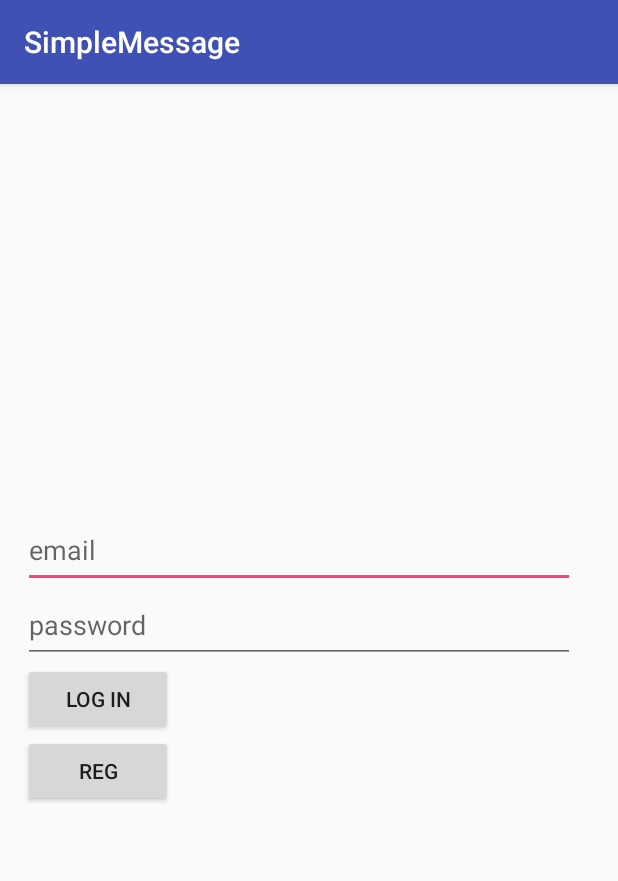
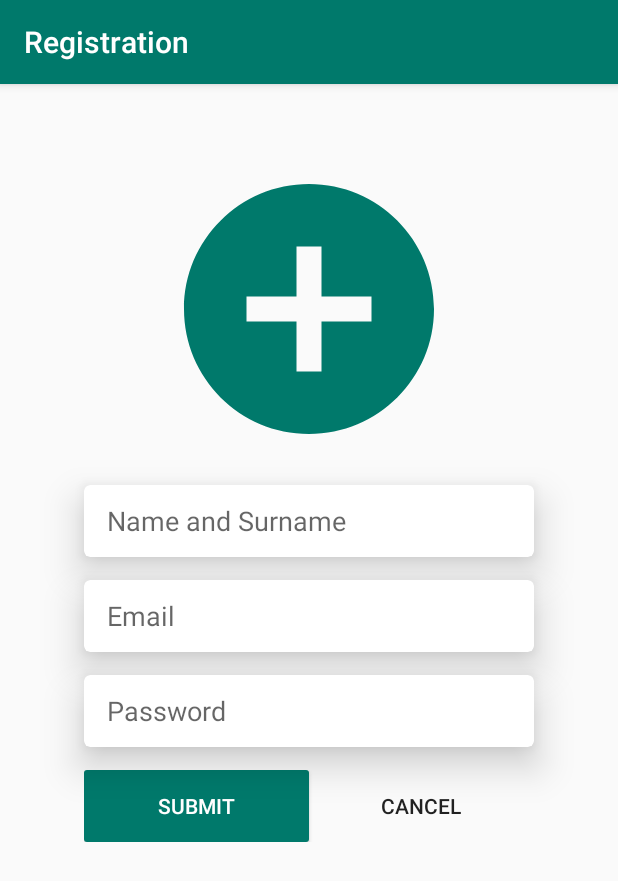
Before and after one commit to Nickolas981/SimpleMessage, an Android app: the screen it shows after launch (Login before the commit, Registration after it), after a tap on "REG", on a phone screen of 412 x 824 dp. Shown: the top 881 px of the screen. Run offline under Robolectric (Android 15) with nearby library versions, the phone set to English and light mode, and no system bars; our stand-ins replace CircleImageView, Firebase (no records; nobody signed in at launch, a user with empty details on screens opened directly).

Commit message:
Created view for Registration

```diff
--- a/app/build.gradle
+++ b/app/build.gradle
@@ -32,5 +32,8 @@ dependencies {
     compile 'com.google.firebase:firebase-core:10.0.1'
     compile 'com.google.firebase:firebase-crash:10.0.1'
     testCompile 'junit:junit:4.12'
+    compile 'de.hdodenhof:circleimageview:2.1.0'
+    compile 'com.android.support:cardview-v7:25.3.1'
+    compile 'com.android.support:recyclerview-v7:25.3.1'
 }
 apply plugin: 'com.google.gms.google-services'
--- a/app/src/main/AndroidManifest.xml
+++ b/app/src/main/AndroidManifest.xml
@@ -6,6 +6,7 @@
     <uses-permission android:name="android.permission.GET_ACCOUNTS" />
     <uses-permission android:name="android.permission.READ_PROFILE" />
     <uses-permission android:name="android.permission.READ_CONTACTS" />
+    <uses-permission android:name="android.permission.READ_EXTERNAL_STORAGE"/>
 
     <application
         android:allowBackup="true"
@@ -21,7 +22,8 @@
                 <category android:name="android.intent.category.LAUNCHER" />
             </intent-filter>
         </activity>
-        <activity android:name=".Login"></activity>
+        <activity android:name=".Login" />
+        <activity android:name=".Registration" />
     </application>
 
 </manifest>
--- a/app/src/main/java/com/example/nickolas/simplemessage/Login.java
+++ b/app/src/main/java/com/example/nickolas/simplemessage/Login.java
@@ -1,11 +1,9 @@
 package com.example.nickolas.simplemessage;
 
 import android.content.Intent;
-import android.support.annotation.MainThread;
+import android.os.Bundle;
 import android.support.annotation.NonNull;
 import android.support.v7.app.AppCompatActivity;
-import android.os.Bundle;
-import android.util.Log;
 import android.view.View;
 import android.widget.Button;
 import android.widget.EditText;
@@ -38,18 +36,22 @@ public class Login extends AppCompatActivity implements View.OnClickListener {
 
     }
 
-    void setEmail(String email){
+    void setUser(User user) {
         FirebaseDatabase database = FirebaseDatabase.getInstance();
         DatabaseReference myRef = database.getReference("main");
-
-        myRef.child(MainActivity.idToken).child("email").setValue(email).addOnCompleteListener(new OnCompleteListener<Void>() {
+        myRef.child(MainActivity.idToken).setValue(user).addOnCompleteListener(new OnCompleteListener<Void>() {
             @Override
             public void onComplete(@NonNull Task<Void> task) {
-                if (!task.isSuccessful()){
+                if (!task.isSuccessful()) {
                     Toast.makeText(Login.this, "Error", Toast.LENGTH_SHORT).show();
                 }
             }
         });
+    }
+
+    public static void getToken() {
+        FirebaseUser mUser = MainActivity.mAuth.getCurrentUser();
+        MainActivity.idToken = mUser.getUid();
     }
 
 
@@ -60,42 +62,37 @@ public class Login extends AppCompatActivity implements View.OnClickListener {
                 registrate(ETemail.getText().toString(), ETpass.getText().toString());
                 break;
             case R.id.log_in:
-                signIn(ETemail.getText().toString(), ETpass.getText().toString(), false);
+                signIn(ETemail.getText().toString(), ETpass.getText().toString());
                 break;
         }
     }
 
 
-    public void registrate(final String email,final String pass) {
-        MainActivity.mAuth.createUserWithEmailAndPassword(email, pass).addOnCompleteListener(this, new OnCompleteListener<AuthResult>() {
+    public void registrate(final String email, final String pass) {
+        Intent intent = new Intent(this, Registration.class);
+        intent.putExtra("email", email);
+        intent.putExtra("pass", pass);
+        startActivityForResult(intent, 2);
+    }
+
+    @Override
+    protected void onActivityResult(int requestCode, int resultCode, Intent data) {
+        if (requestCode == 2 && resultCode ==RESULT_OK && data != null){
+            String name, pass, email;
+            name = data.getStringExtra("name");
+            pass = data.getStringExtra("pass");
+            email = data.getStringExtra("email");
+            signIn(email, pass);
+            setUser(new User(name, email));
+        }
+    }
+
+    public void signIn(final String email, String pass) {
+        MainActivity.mAuth.signInWithEmailAndPassword(email, pass).addOnCompleteListener(this, new OnCompleteListener<AuthResult>() {
             @Override
             public void onComplete(@NonNull Task<AuthResult> task) {
                 if (task.isSuccessful()) {
-                    Toast.makeText(Login.this, "OK", Toast.LENGTH_SHORT).show();
-                    signIn(email, pass, true);
-                } else {
-                    Toast.makeText(Login.this, "Error", Toast.LENGTH_SHORT).show();
-                }
-            }
-        });
-    }
-
-    public static void getToken(){
-        FirebaseUser mUser = MainActivity.mAuth.getCurrentUser();
-        MainActivity.idToken = mUser.getUid();
-    }
-
-    public void signIn(final String email, String pass, final boolean first) {
-        MainActivity.mAuth.signInWithEmailAndPassword(email, pass).addOnCompleteListener(this, new OnCompleteListener<AuthResult>() {
-
-            @Override
-            public void onComplete(@NonNull Task<AuthResult> task) {
-                if (task.isSuccessful()) {
-
                     getToken();
-                    if (first){
-                        setEmail(email);
-                    }
                     Intent intent = new Intent(Login.this, MainActivity.class);
                     setResult(RESULT_OK, intent);
                     finish();
--- a/app/src/main/java/com/example/nickolas/simplemessage/MainActivity.java
+++ b/app/src/main/java/com/example/nickolas/simplemessage/MainActivity.java
@@ -102,7 +102,7 @@ public class MainActivity extends AppCompatActivity implements View.OnClickListe
         if (item.getItemId() == R.id.action_exit)
         {
             mAuth.signOut();
-//            logIn();
+            logIn();
         }
         return true;
     }
--- /dev/null
+++ b/app/src/main/java/com/example/nickolas/simplemessage/Registration.java
@@ -0,0 +1,115 @@
+package com.example.nickolas.simplemessage;
+
+import android.content.Intent;
+import android.net.Uri;
+import android.provider.MediaStore;
+import android.support.annotation.NonNull;
+import android.support.v7.app.AppCompatActivity;
+import android.os.Bundle;
+import android.view.View;
+import android.widget.Button;
+import android.widget.EditText;
+import android.widget.ImageView;
+import android.widget.Toast;
+
+import com.google.android.gms.tasks.OnCompleteListener;
+import com.google.android.gms.tasks.Task;
+import com.google.firebase.auth.AuthResult;
+import com.google.firebase.database.FirebaseDatabase;
+
+public class Registration extends AppCompatActivity implements View.OnClickListener{
+
+    ImageView photo;
+    EditText name,email, pass;
+    Button submit, cancel;
+    private final int GALLERY_REQUEST = 1;
+
+    @Override
+    protected void onCreate(Bundle savedInstanceState) {
+        super.onCreate(savedInstanceState);
+        setContentView(R.layout.activity_registration);
+        getSupportActionBar().setTitle(getResources().getString(R.string.registration));
+
+        photo = (ImageView) findViewById(R.id.registration_photo);
+
+        name = (EditText) findViewById(R.id.registration_name);
+        email = (EditText) findViewById(R.id.registration_email);
+        pass = (EditText) findViewById(R.id.registration_pass);
+
+        submit = (Button) findViewById(R.id.registration_submit);
+        cancel = (Button) findViewById(R.id.registration_cancel);
+
+        Intent intent = getIntent();
+        email.setText(intent.getStringExtra("email"));
+        pass.setText(intent.getStringExtra("pass"));
+
+        photo.setOnClickListener(this);
+        submit.setOnClickListener(this);
+        cancel.setOnClickListener(this);
+    }
+
+    @Override
+    public void onClick(View v) {
+        int id = v.getId();
+        Intent intent = new Intent(this, MainActivity.class);
+
+        switch (id){
+            case R.id.registration_cancel:
+                setResult(RESULT_CANCELED, intent);
+                finish();
+                break;
+            case R.id.registration_submit:
+                if (checkFields()){
+                    registrate();
+                }else {
+                    Toast.makeText(this, "Error, some fields are wrong!", Toast.LENGTH_SHORT).show();
+                }
+                break;
+            case R.id.registration_photo:
+                setPhoto();
+                break;
+        }
+    }
+
+    @Override
+    protected void onActivityResult(int requestCode, int resultCode, Intent data) {
+        if (requestCode == GALLERY_REQUEST && resultCode == RESULT_OK && data != null){
+            Uri photo = data.getData();
+            this.photo.setImageURI(photo);
+        }
+    }
+
+    private void setPhoto(){
+        Intent galleryIntent = new Intent(Intent.ACTION_PICK, MediaStore.Images.Media.EXTERNAL_CONTENT_URI);
+        startActivityForResult(galleryIntent, GALLERY_REQUEST);
+    }
+
+    private void registrate(){
+        final String email, pass, name;
+        email = this.email.getText().toString();
+        pass = this.pass.getText().toString();
+        name = this.name.getText().toString();
+
+        MainActivity.mAuth.createUserWithEmailAndPassword(email, pass).addOnCompleteListener(new OnCompleteListener<AuthResult>() {
+            @Override
+            public void onComplete(@NonNull Task<AuthResult> task) {
+                if (task.isSuccessful()){
+                    setFields(email, name, pass);
+                }
+            }
+        });
+    }
+
+    void setFields(String email, String name, String pass){
+        Intent intent  = new Intent(this, Login.class);
+        intent.putExtra("email", email);
+        intent.putExtra("name", name);
+        intent.putExtra("pass", pass);
+        setResult(RESULT_OK, intent);
+        finish();
+    }
+
+    private  boolean checkFields(){
+        return email.getText() != null && name.getText() != null && pass.getText() != null;
+    }
+}
--- /dev/null
+++ b/app/src/main/res/drawable/ic_add_circle_black_24dp.xml
@@ -0,0 +1,4 @@
+<vector android:height="200dp" android:viewportHeight="24.0"
+    android:viewportWidth="24.0" android:width="200dp" xmlns:android="http://schemas.android.com/apk/res/android">
+    <path android:fillColor="@color/colorPrimary" android:pathData="M12,2C6.48,2 2,6.48 2,12s4.48,10 10,10 10,-4.48 10,-10S17.52,2 12,2zM17,13h-4v4h-2v-4L7,13v-2h4L11,7h2v4h4v2z"/>
+</vector>
--- /dev/null
+++ b/app/src/main/res/layout/activity_registration.xml
@@ -0,0 +1,104 @@
+<?xml version="1.0" encoding="utf-8"?>
+<LinearLayout xmlns:android="http://schemas.android.com/apk/res/android"
+    xmlns:card_view="http://schemas.android.com/apk/res-auto"
+    xmlns:tools="http://schemas.android.com/tools"
+    android:layout_width="match_parent"
+    android:layout_height="match_parent"
+    android:orientation="vertical"
+    tools:context="com.example.nickolas.simplemessage.Registration">
+
+    <de.hdodenhof.circleimageview.CircleImageView
+        android:layout_width="200dp"
+        android:layout_height="200dp"
+        android:layout_gravity="center_horizontal"
+        android:layout_marginTop="50dp"
+        android:scaleType="centerCrop"
+        android:src="@drawable/ic_add_circle_black_24dp"
+        android:id="@+id/registration_photo"
+        android:layout_marginBottom="17dp"/>
+
+    <android.support.v7.widget.CardView
+        android:layout_width="wrap_content"
+        android:layout_height="wrap_content"
+        android:layout_gravity="center_horizontal"
+        android:layout_marginBottom="15dp"
+        card_view:cardCornerRadius="4dp"
+        card_view:cardElevation="15dp">
+
+        <EditText
+            android:layout_width="300dp"
+            android:layout_height="48dp"
+            android:hint="@string/name_and_surname"
+            android:background="@null"
+            android:paddingStart="15dp"
+            android:id="@+id/registration_name"/>
+
+    </android.support.v7.widget.CardView>
+
+    <android.support.v7.widget.CardView
+        android:layout_width="wrap_content"
+        android:layout_height="wrap_content"
+        android:layout_gravity="center_horizontal"
+        android:layout_marginBottom="15dp"
+        card_view:cardCornerRadius="4dp"
+        card_view:cardElevation="15dp">
+
+        <EditText
+            android:layout_width="300dp"
+            android:layout_height="48dp"
+            android:hint="@string/email"
+            android:background="@null"
+            android:paddingStart="15dp"
+            android:id="@+id/registration_email"
+            android:inputType="textEmailAddress" />
+
+    </android.support.v7.widget.CardView>
+
+    <android.support.v7.widget.CardView
+        android:layout_width="wrap_content"
+        android:layout_height="wrap_content"
+        android:layout_marginBottom="15dp"
+        android:layout_gravity="center_horizontal"
+        card_view:cardCornerRadius="4dp"
+        card_view:cardElevation="15dp">
+
+        <EditText
+            android:layout_width="300dp"
+            android:layout_height="48dp"
+            android:hint="@string/pass"
+            android:background="@null"
+            android:paddingStart="15dp"
+            android:inputType="textPassword"
+            android:id="@+id/registration_pass"/>
+
+    </android.support.v7.widget.CardView>
+
+    <LinearLayout
+        android:layout_width="300dp"
+        android:layout_height="wrap_content"
+        android:layout_gravity="center_horizontal"
+        android:orientation="horizontal">
+        <android.support.v7.widget.CardView
+            android:layout_width="0dp"
+            android:layout_weight="1"
+            android:layout_height="48dp">
+            <Button
+                android:layout_width="match_parent"
+                android:layout_height="48dp"
+                android:background="@color/colorPrimary"
+                android:text="@string/submit"
+                android:textColor="#fff"
+                android:id="@+id/registration_submit"/>
+
+        </android.support.v7.widget.CardView>
+        <Button
+            android:layout_width="0dp"
+            android:layout_height="48dp"
+            android:layout_weight="1"
+            android:background="@null"
+            android:text="@string/cancel"
+            android:id="@+id/registration_cancel"/>
+    </LinearLayout>
+
+
+</LinearLayout>
--- a/app/src/main/res/values/colors.xml
+++ b/app/src/main/res/values/colors.xml
@@ -1,6 +1,6 @@
 <?xml version="1.0" encoding="utf-8"?>
 <resources>
-    <color name="colorPrimary">#3F51B5</color>
-    <color name="colorPrimaryDark">#303F9F</color>
+    <color name="colorPrimary">#00796b</color>
+    <color name="colorPrimaryDark">#004c40</color>
     <color name="colorAccent">#FF4081</color>
 </resources>
--- a/app/src/main/res/values/strings.xml
+++ b/app/src/main/res/values/strings.xml
@@ -1,10 +1,11 @@
 <resources>
     <string name="app_name">SimpleMessage</string>
-    <string name="email">email</string>
-    <string name="pass">password</string>
+    <string name="email">Email</string>
+    <string name="pass">Password</string>
     <string name="log_in">log in</string>
     <string name="reg">reg</string>
     <string name="exit">Exit</string>
+    <string name="registration">Registration</string>
     <string name="title_activity_login">Sign in</string>
 
     <!-- Strings related to login -->
@@ -20,4 +21,7 @@
         completions."
     </string>
     <string name="send">send</string>
+    <string name="name_and_surname">Name and Surname</string>
+    <string name="cancel">Cancel</string>
+    <string name="submit">Submit</string>
 </resources>
```
